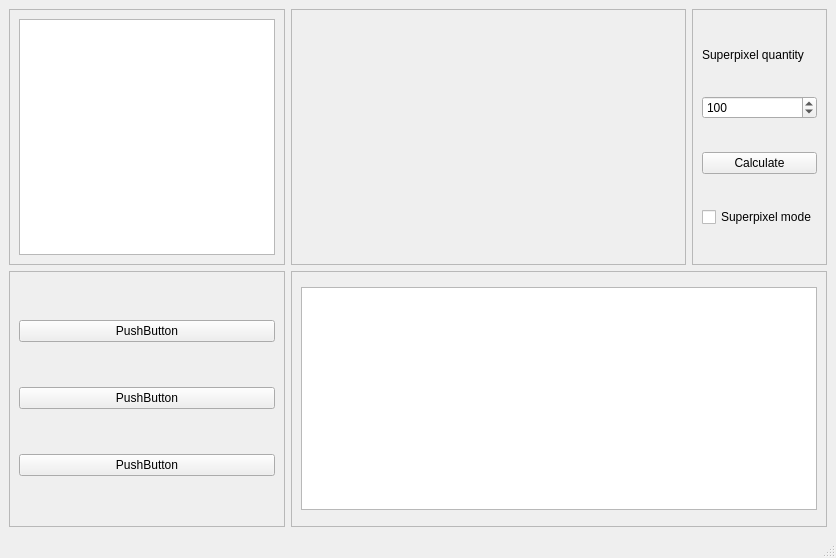
Above: gui/bachelor/mainui/designer.ui from MarcoGTL/BachelorProject before the change. Below: the same form after it.
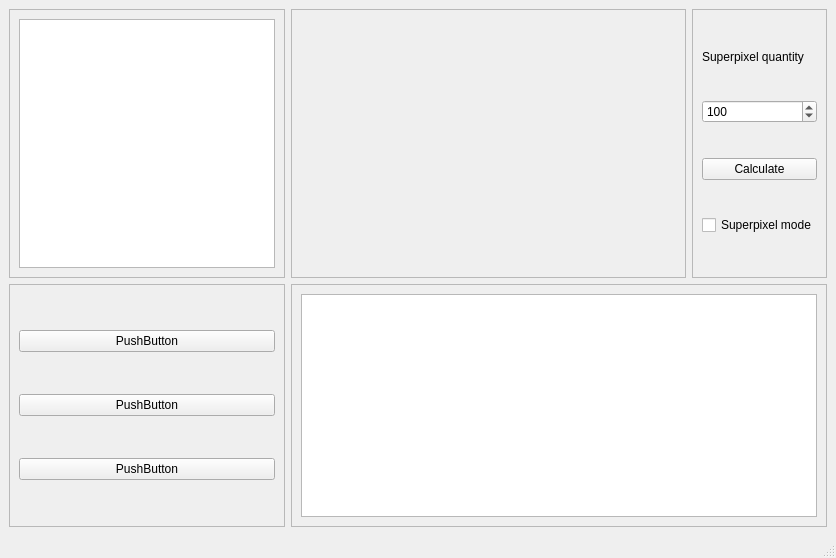
That is the form after the change.

The edit to the form file:
```diff
--- a/gui/bachelor/mainui/designer.ui
+++ b/gui/bachelor/mainui/designer.ui
@@ -94,6 +94,12 @@
     </item>
     <item row="1" column="1" colspan="2">
      <widget class="QFrame" name="frame_4">
+      <property name="maximumSize">
+       <size>
+        <width>16777215</width>
+        <height>243</height>
+       </size>
+      </property>
       <property name="frameShape">
        <enum>QFrame::StyledPanel</enum>
       </property>
@@ -106,7 +112,7 @@
          <property name="maximumSize">
           <size>
            <width>16777215</width>
-           <height>223</height>
+           <height>16777215</height>
           </size>
          </property>
         </widget>
```
